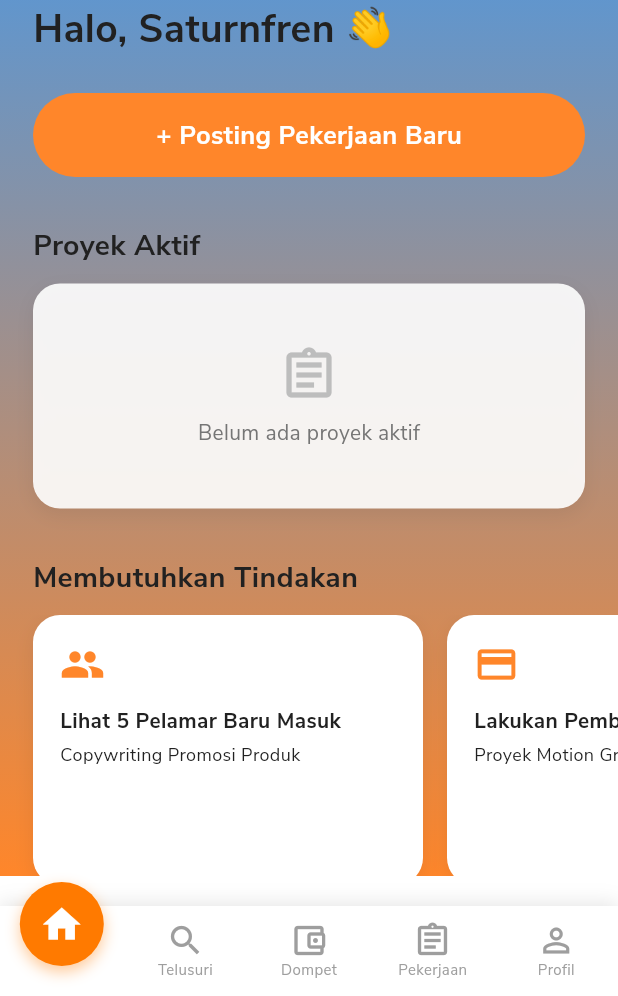
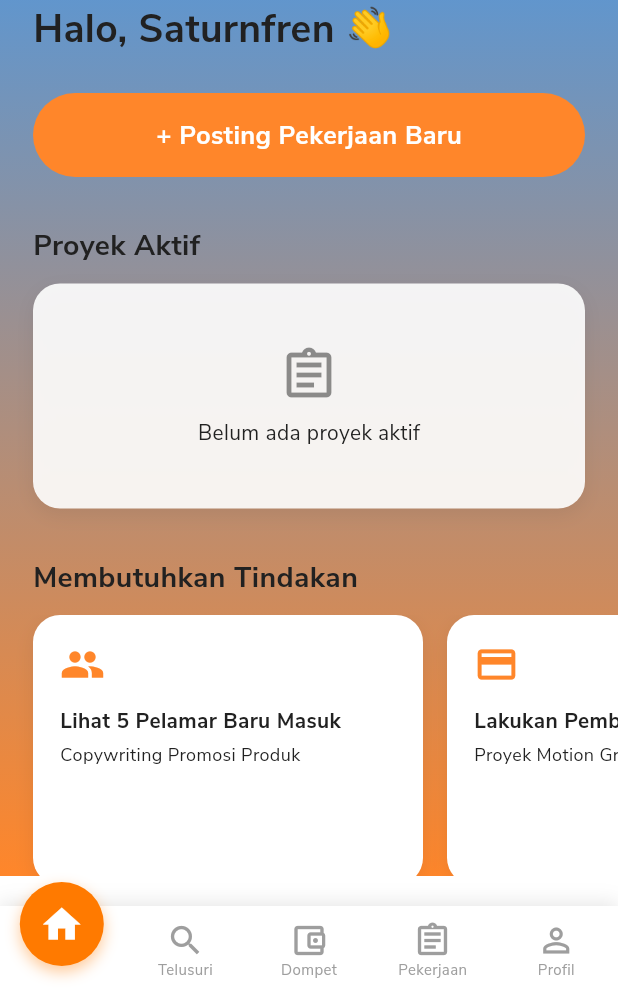
Before and after one commit to FathanBagas07/Satursun-Freelance-Mobile, a Flutter app: the HomeScreenKlien screen opened by its route, on a phone screen of 412 x 824 dp, the part 240-1236 px from its top. Run offline on Flutter 3.47's test engine with Material 3 defaults, Android fonts, the light colour scheme and no system bars; our stand-ins replace cloud_firestore, firebase_auth, firebase_core, go_router, google_sign_in; accounts and stored records are empty.

Commit message:
Refactor: theme color

```diff
--- a/lib/modules/client/screens/home_screen_klien.dart
+++ b/lib/modules/client/screens/home_screen_klien.dart
@@ -67,11 +67,11 @@ class _HomeScreenKlienState extends State<HomeScreenKlien> {
                           child: Column(
                             mainAxisAlignment: MainAxisAlignment.center,
                             children: [
-                              Icon(Icons.assignment_outlined, size: 40, color: Colors.grey[400]),
+                              Icon(Icons.assignment_outlined, size: 40, color: Theme.of(context).colorScheme.onSurface.withValues(alpha: 0.5)),
                               const SizedBox(height: 8),
                               Text(
                                 "Belum ada proyek aktif",
-                                style: TextStyle(color: Colors.grey[600], fontSize: 14),
+                                style: TextStyle(color: Theme.of(context).colorScheme.onSurface, fontSize: 14),
                               ),
                             ],
                           ),
```
